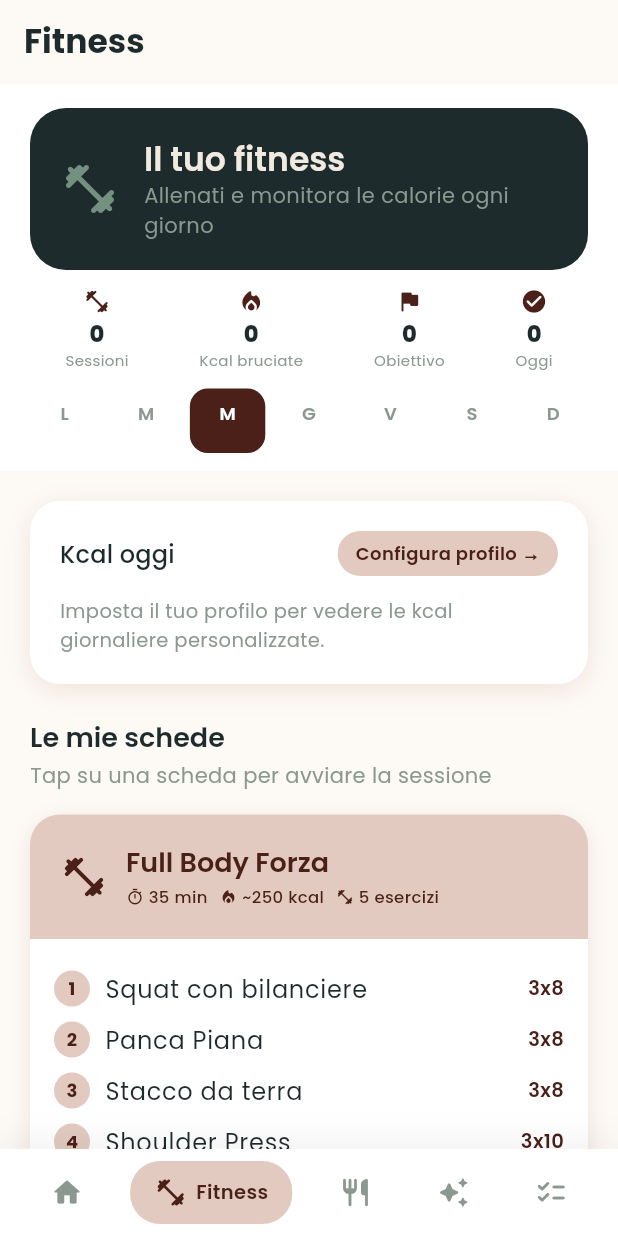
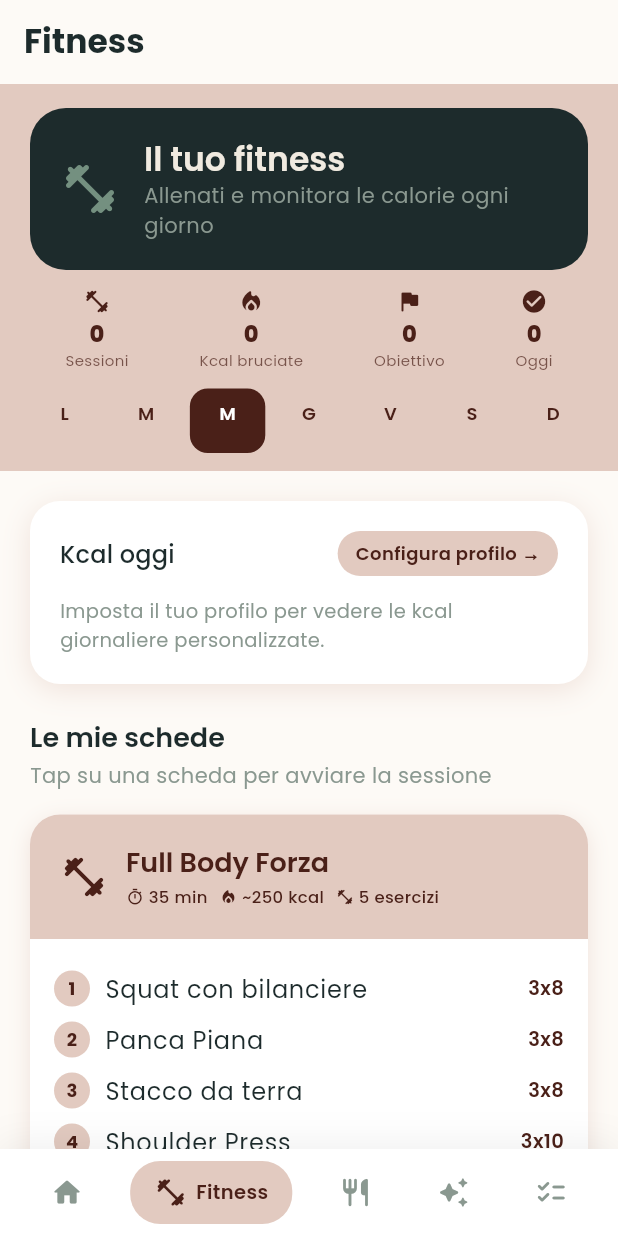
Before and after one commit to federicadeval/grow-glow, a Flutter app: the FitnessScreen screen opened by its route, on a phone screen of 412 x 824 dp. Run offline on Flutter 3.47's test engine with Material 3 defaults, Android fonts, the phone set to English and light mode, and no system bars; our stand-ins replace flutter_riverpod, go_router, google_fonts, image_picker, shared_preferences; missing offline and left inert: dart:js; accounts and stored records are empty.

Commit message:
Fitness strip: match section color (peach/fitnessDark)
Co-Authored-By: Claude Sonnet 4.6 <noreply@anthropic.com>
Claude-Session: https://claude.ai/code/session_01H5CWHJEM7pURDawkVogN9M

```diff
--- a/lib/features/fitness/presentation/screens/fitness_screen.dart
+++ b/lib/features/fitness/presentation/screens/fitness_screen.dart
@@ -66,7 +66,7 @@ class _FitnessScreenState extends ConsumerState<FitnessScreen> {
         children: [
           // ── Fixed top strip ──────────────────────────────────
           Container(
-            color: AppColors.surface,
+            color: AppColors.fitness,
             child: Column(
               children: [
                 const Padding(
@@ -115,7 +115,7 @@ class _FitnessScreenState extends ConsumerState<FitnessScreen> {
                                   style: TextStyle(
                                     fontSize: 12,
                                     fontWeight: FontWeight.w600,
-                                    color: isSelected ? Colors.white : AppColors.textSecondary,
+                                    color: isSelected ? Colors.white : AppColors.fitnessDark,
                                   ),
                                 ),
                                 const SizedBox(height: 4),
@@ -125,7 +125,7 @@ class _FitnessScreenState extends ConsumerState<FitnessScreen> {
                                   decoration: BoxDecoration(
                                     shape: BoxShape.circle,
                                     color: hasWorkout
-                                        ? (isSelected ? Colors.white : AppColors.peachDark)
+                                        ? (isSelected ? Colors.white : AppColors.fitnessDark)
                                         : Colors.transparent,
                                   ),
                                 ),
@@ -233,13 +233,13 @@ class _StatPill extends StatelessWidget {
     return Column(
       mainAxisSize: MainAxisSize.min,
       children: [
-        Icon(icon, size: 18, color: AppColors.peachDark),
+        Icon(icon, size: 18, color: AppColors.fitnessDark),
         const SizedBox(height: 2),
         Text(value,
-          style: const TextStyle(fontSize: 15, fontWeight: FontWeight.w800, color: AppColors.textPrimary),
+          style: const TextStyle(fontSize: 15, fontWeight: FontWeight.w800, color: AppColors.fitnessDark),
         ),
         Text(label,
-          style: const TextStyle(fontSize: 10, color: AppColors.textSecondary),
+          style: TextStyle(fontSize: 10, color: AppColors.fitnessDark.withValues(alpha: 0.7)),
         ),
       ],
     );
```
